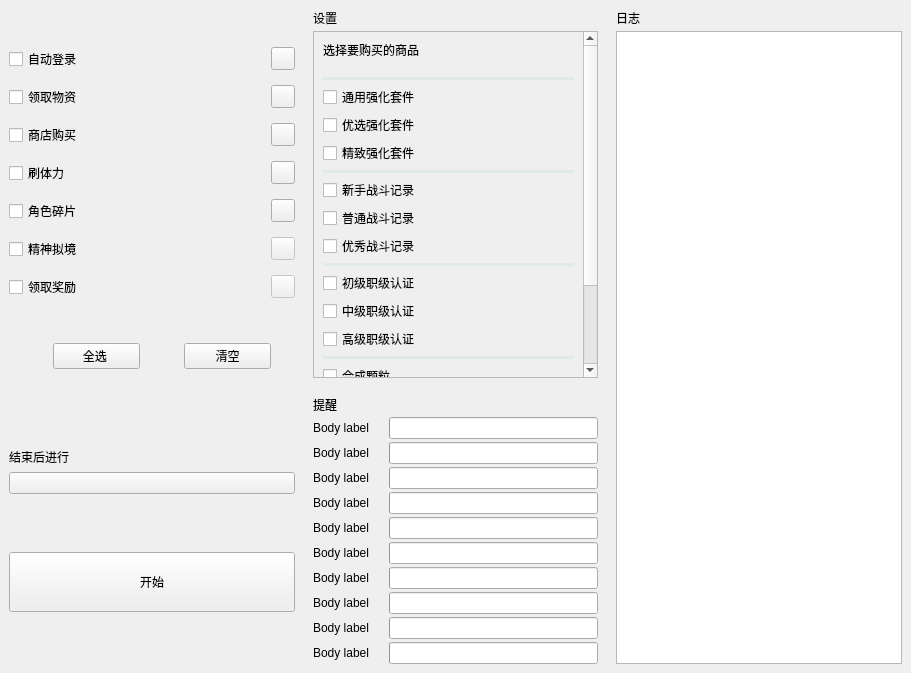
Before: the Qt Designer form app/ui/home_interface.ui in LaoZhuJackson/SnowbreakAutoAssistant, drawn with Qt 5.
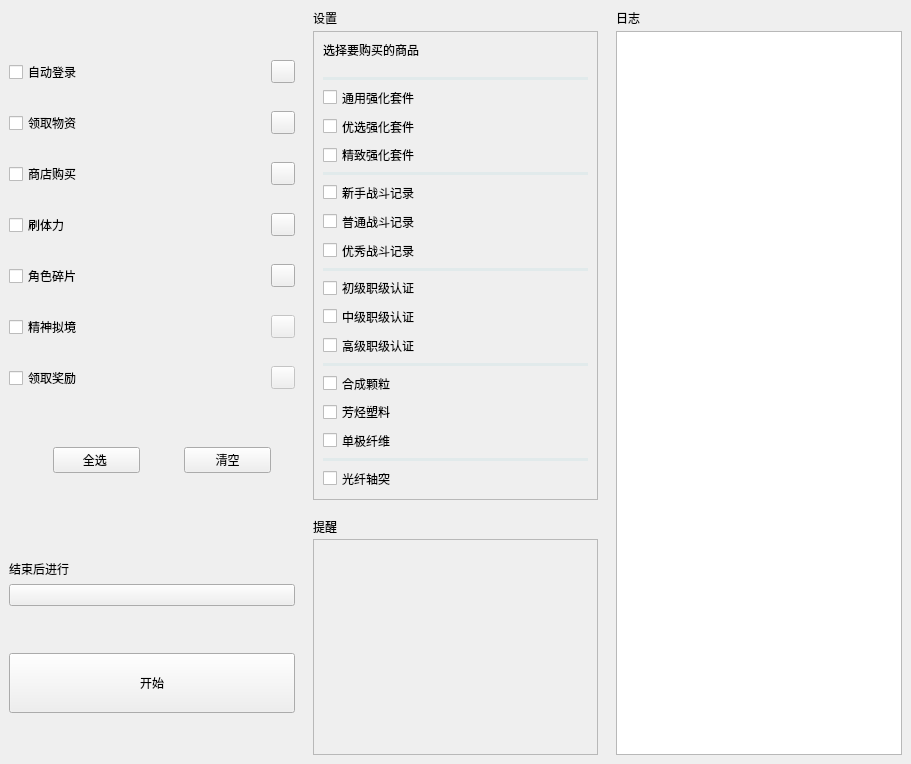
After: the same form once the commit is applied. The open tabs and pages were chosen to show the change. Custom widgets are drawn as their Qt base class.

Commit message: 自动爬取活动时间并展示在home

Diff of the .ui file:
```diff
--- a/app/ui/home_interface.ui
+++ b/app/ui/home_interface.ui
@@ -7,13 +7,13 @@
     <x>0</x>
     <y>0</y>
        <width>911</width>
-       <height>673</height>
+    <height>764</height>
    </rect>
   </property>
   <property name="windowTitle">
    <string>Frame</string>
   </property>
-  <layout class="QGridLayout" name="gridLayout_2" rowstretch="2,0" columnstretch="0,0,0">
+  <layout class="QGridLayout" name="gridLayout_2" rowstretch="2,1" columnstretch="0,0,0">
    <property name="leftMargin">
     <number>0</number>
    </property>
@@ -1224,104 +1224,10 @@
        <height>165</height>
       </size>
      </property>
-           <layout class="QGridLayout" name="gridLayout_9" rowstretch="0,0,0,0,0,0,0,0,0,0,0,0,0" columnstretch="1,3">
+     <layout class="QGridLayout" name="gridLayout_9" rowstretch="0,0" columnstretch="1">
       <property name="verticalSpacing">
        <number>3</number>
       </property>
-               <item row="2" column="1">
-                   <widget class="ProgressBar" name="ProgressBar_tip_1"/>
-               </item>
-               <item row="7" column="0">
-                   <widget class="BodyLabel" name="BodyLabel_tip_5">
-                       <property name="text">
-                           <string>Body label</string>
-                       </property>
-                   </widget>
-               </item>
-               <item row="8" column="0">
-                   <widget class="BodyLabel" name="BodyLabel_tip_6">
-        <property name="text">
-            <string>Body label</string>
-        </property>
-       </widget>
-      </item>
-               <item row="5" column="0">
-                   <widget class="BodyLabel" name="BodyLabel_tip_3">
-        <property name="text">
-         <string>Body label</string>
-        </property>
-       </widget>
-      </item>
-               <item row="3" column="0">
-                   <widget class="BodyLabel" name="BodyLabel_tip_2">
-                       <property name="text">
-                           <string>Body label</string>
-                       </property>
-                   </widget>
-               </item>
-               <item row="2" column="0">
-                   <widget class="BodyLabel" name="BodyLabel_tip_1">
-                       <property name="text">
-                           <string>Body label</string>
-                       </property>
-                   </widget>
-               </item>
-               <item row="9" column="1">
-                   <widget class="ProgressBar" name="ProgressBar_tip_7"/>
-               </item>
-               <item row="10" column="0">
-                   <widget class="BodyLabel" name="BodyLabel_tip_8">
-                       <property name="text">
-                           <string>Body label</string>
-                       </property>
-                   </widget>
-               </item>
-               <item row="12" column="0">
-                   <widget class="BodyLabel" name="BodyLabel_tip_10">
-                       <property name="text">
-                           <string>Body label</string>
-                       </property>
-                   </widget>
-               </item>
-               <item row="5" column="1">
-                   <widget class="ProgressBar" name="ProgressBar_tip_3"/>
-               </item>
-               <item row="6" column="1">
-                   <widget class="ProgressBar" name="ProgressBar_tip_4"/>
-               </item>
-               <item row="8" column="1">
-                   <widget class="ProgressBar" name="ProgressBar_tip_6"/>
-               </item>
-               <item row="12" column="1">
-                   <widget class="ProgressBar" name="ProgressBar_tip_10"/>
-               </item>
-               <item row="11" column="0">
-                   <widget class="BodyLabel" name="BodyLabel_tip_9">
-                       <property name="text">
-                           <string>Body label</string>
-                       </property>
-                   </widget>
-               </item>
-               <item row="6" column="0">
-                   <widget class="BodyLabel" name="BodyLabel_tip_4">
-        <property name="text">
-            <string>Body label</string>
-        </property>
-       </widget>
-      </item>
-               <item row="7" column="1">
-                   <widget class="ProgressBar" name="ProgressBar_tip_5"/>
-               </item>
-               <item row="3" column="1">
-                   <widget class="ProgressBar" name="ProgressBar_tip_2"/>
-               </item>
-               <item row="9" column="0">
-                   <widget class="BodyLabel" name="BodyLabel_tip_7">
-                       <property name="text">
-                           <string>Body label</string>
-        </property>
-                   </widget>
-               </item>
                <item row="0" column="0">
                    <widget class="TitleLabel" name="TitleLabel_3">
                        <property name="text">
@@ -1329,11 +1235,23 @@
         </property>
        </widget>
                </item>
-               <item row="11" column="1">
-                   <widget class="ProgressBar" name="ProgressBar_tip_9"/>
-               </item>
-               <item row="10" column="1">
-                   <widget class="ProgressBar" name="ProgressBar_tip_8"/>
+      <item row="1" column="0">
+       <widget class="ScrollArea" name="ScrollArea_tips">
+        <property name="widgetResizable">
+         <bool>true</bool>
+        </property>
+        <widget class="QWidget" name="scrollAreaWidgetContents_tips">
+         <property name="geometry">
+          <rect>
+           <x>0</x>
+           <y>0</y>
+           <width>285</width>
+           <height>190</height>
+          </rect>
+         </property>
+         <layout class="QGridLayout" name="gridLayout_tips"/>
+        </widget>
+       </widget>
       </item>
      </layout>
     </widget>
@@ -1400,11 +1318,6 @@
    <extends>QLabel</extends>
       <header>qfluentwidgets</header>
   </customwidget>
-     <customwidget>
-         <class>ProgressBar</class>
-         <extends>QProgressBar</extends>
-         <header>qfluentwidgets</header>
-  </customwidget>
      <customwidget>
          <class>LineEdit</class>
          <extends>QLineEdit</extends>
```
Left out of the diff: 2 changed lines with no effect on the pictures. Lines whose indentation alone changed are shown as unchanged. The commit also changes 42 other files.
